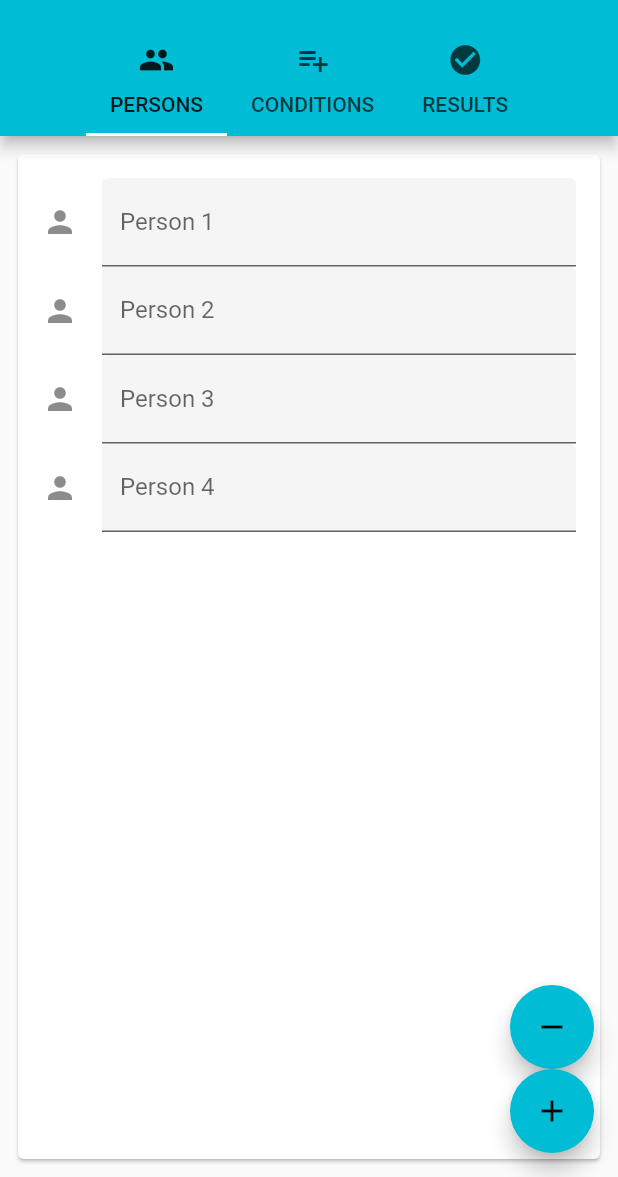
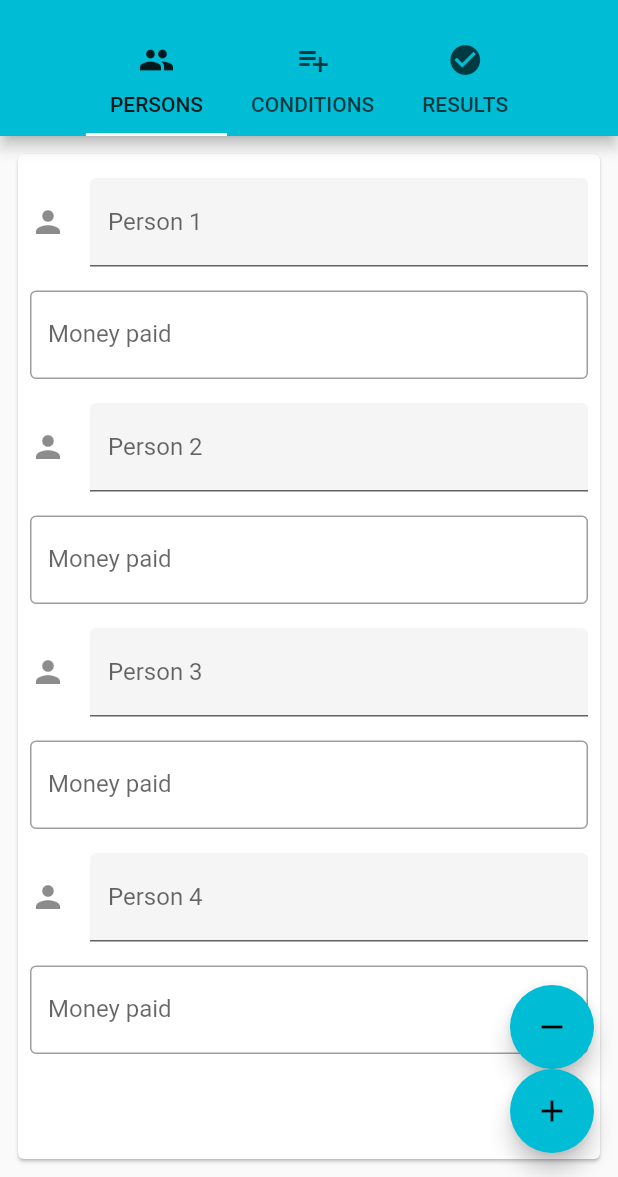
Before and after one commit to dixr/derfalgorithmus, a Flutter app: the screen it shows after launch, after a tap on the "remove" icon, after a tap on the "add" icon, on a phone screen of 412 x 824 dp, the part 59-1236 px from its top. Run offline on Flutter 3.47's test engine with Material 2 defaults, Android fonts, the phone set to English and light mode, and no system bars.

Commit message:
Extend persons tab

```diff
--- a/lib/main.dart
+++ b/lib/main.dart
@@ -37,7 +37,7 @@ class ScrollableTabsState extends State<ScrollableTabs>
     with SingleTickerProviderStateMixin {
   TabController _controller;
 
-  List<PersonData> personData = [
+  List<PersonData> _personData = [
     PersonData('Person 1', 0),
     PersonData('Person 2', 0),
     PersonData('Person 3', 0),
@@ -46,16 +46,81 @@ class ScrollableTabsState extends State<ScrollableTabs>
 
   void _add() {
     setState(() {
-      personData.add(PersonData('Person ' + personData.length.toString(), 0));
+      switch (_controller.index) {
+        case 0:
+          _personData
+              .add(PersonData('Person ' + _personData.length.toString(), 0));
+          break;
+
+        case 1:
+          break;
+      }
     });
   }
 
   void _remove() {
     setState(() {
-      if (personData.length > 1) {
-        personData.removeLast();
+      switch (_controller.index) {
+        case 0:
+          if (_personData.length > 1) _personData.removeLast();
+          break;
+
+        case 1:
+          break;
       }
     });
+  }
+
+  List<Widget> _createTabForms(int pageidx) {
+    final widgets = <Widget>[];
+    if (pageidx == 0) {
+      for (int idx = 0; idx < _personData.length; idx++) {
+        widgets.add(const SizedBox(height: 16.0));
+        widgets.add(TextFormField(
+          textCapitalization: TextCapitalization.words,
+          decoration: InputDecoration(
+            border: UnderlineInputBorder(),
+            filled: true,
+            icon: Icon(Icons.person),
+            hintText: 'What do people call you?',
+            labelText: 'Person ' + (idx + 1).toString(),
+          ),
+          onSaved: (String value) {
+            _personData[idx].name = value;
+          },
+        ));
+        widgets.add(const SizedBox(height: 16.0));
+        widgets.add(TextFormField(
+          keyboardType: TextInputType.number,
+          decoration: const InputDecoration(
+              border: OutlineInputBorder(),
+              labelText: 'Money paid',
+              prefixText: '\€',
+              suffixText: 'Euro',
+              suffixStyle: TextStyle(color: Colors.green)),
+          maxLines: 1,
+        ));
+      }
+    } else if (pageidx == 1) {
+      widgets.add(
+        Center(
+          child: Icon(
+            _allPages[pageidx].icon,
+            size: 128.0,
+          ),
+        ),
+      );
+    } else {
+      widgets.add(
+        Center(
+          child: Icon(
+            _allPages[pageidx].icon,
+            size: 128.0,
+          ),
+        ),
+      );
+    }
+    return widgets;
   }
 
   @override
@@ -70,10 +135,6 @@ class ScrollableTabsState extends State<ScrollableTabs>
     super.dispose();
   }
 
-  Decoration getIndicator() {
-    return const UnderlineTabIndicator();
-  }
-
   @override
   Widget build(BuildContext context) {
     return Scaffold(
@@ -82,62 +143,37 @@ class ScrollableTabsState extends State<ScrollableTabs>
         bottom: TabBar(
           controller: _controller,
           isScrollable: true,
-          indicator: getIndicator(),
+          indicator: UnderlineTabIndicator(),
           tabs: _allPages.map<Tab>((_Page page) {
             return Tab(text: page.text, icon: Icon(page.icon));
           }).toList(),
         ),
       ),
       body: TabBarView(
-          controller: _controller,
-          children: _allPages.map<Widget>((_Page page) {
+        controller: _controller,
+        children: List.generate(
+          _allPages.length,
+          (pageidx) {
             return SafeArea(
               top: false,
               bottom: false,
               child: Container(
-                key: ObjectKey(page.icon),
+                key: ObjectKey(_allPages[pageidx].icon),
                 padding: const EdgeInsets.all(8.0),
                 child: Card(
                   child: SingleChildScrollView(
-                    padding: const EdgeInsets.all(16.0),
+                    padding:
+                        const EdgeInsets.only(left: 8, right: 8, bottom: 8),
                     child: Column(
                         crossAxisAlignment: CrossAxisAlignment.stretch,
-                        children: List.generate(personData.length, (index) {
-                          return TextFormField(
-                            textCapitalization: TextCapitalization.words,
-                            decoration: InputDecoration(
-                              border: UnderlineInputBorder(),
-                              filled: true,
-                              icon: Icon(Icons.person),
-                              hintText: 'What do people call you?',
-                              labelText: 'Person ' + (index+1).toString(),
-                            ),
-                            onSaved: (String value) {
-                              personData[index].name = value;
-                            },
-                          );
-                        })
-                        /*,
-                          const SizedBox(height: 24.0),
-                          TextFormField(
-                            keyboardType: TextInputType.number,
-                            decoration: const InputDecoration(
-                              border: OutlineInputBorder(),
-                              labelText: 'Salary',
-                              prefixText: '\$',
-                              suffixText: 'USD',
-                              suffixStyle: TextStyle(color: Colors.green)
-                            ),
-                            maxLines: 1,
-                          ),
-                        ]
-                      );*/
-                    ),
+                        children: _createTabForms(pageidx)),
                   ),
                 ),
               ),
             );
-          }).toList()),
+          },
+        ),
+      ),
       floatingActionButton: Column(
         crossAxisAlignment: CrossAxisAlignment.end,
         mainAxisAlignment: MainAxisAlignment.end,
```
